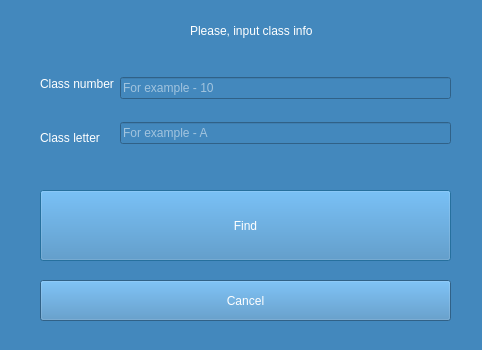
Qt form QTcreator/Diary/check_class.ui (albaSANDROS/DIPLOMA-PROJECT.-Multi-user-client-server-application-e-journal) before a commit.
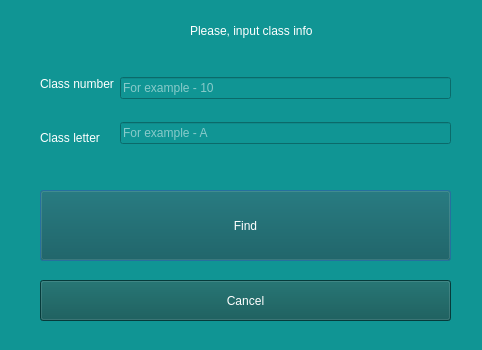
The same form after that commit.

The edit to the form file:
```diff
--- a/QTcreator/Diary/check_class.ui
+++ b/QTcreator/Diary/check_class.ui
@@ -14,8 +14,11 @@
    <string>Dialog</string>
   </property>
   <property name="styleSheet">
-   <string notr="true">background-color: rgb(67, 136, 189);
-selection-color: rgb(22, 34, 49);</string>
+   <string notr="true">
+color: rgb(255, 255, 255);
+background-color: rgb(16, 149, 148);
+
+</string>
   </property>
   <widget class="QPushButton" name="find_button">
    <property name="geometry">
@@ -27,7 +30,9 @@
     </rect>
    </property>
    <property name="styleSheet">
-    <string notr="true">color: rgb(255, 255, 255);</string>
+    <string notr="true">background-color: rgb(29, 35, 35);
+background-color: rgb(9, 83, 82);
+color: rgb(255, 255, 255);</string>
    </property>
    <property name="text">
     <string>Find</string>
@@ -43,7 +48,9 @@
     </rect>
    </property>
    <property name="styleSheet">
-    <string notr="true">color: rgb(255, 255, 255);</string>
+    <string notr="true">background-color: rgb(29, 35, 35);
+background-color: rgb(9, 83, 82);
+color: rgb(255, 255, 255);</string>
    </property>
    <property name="text">
     <string>Cancel</string>
```
